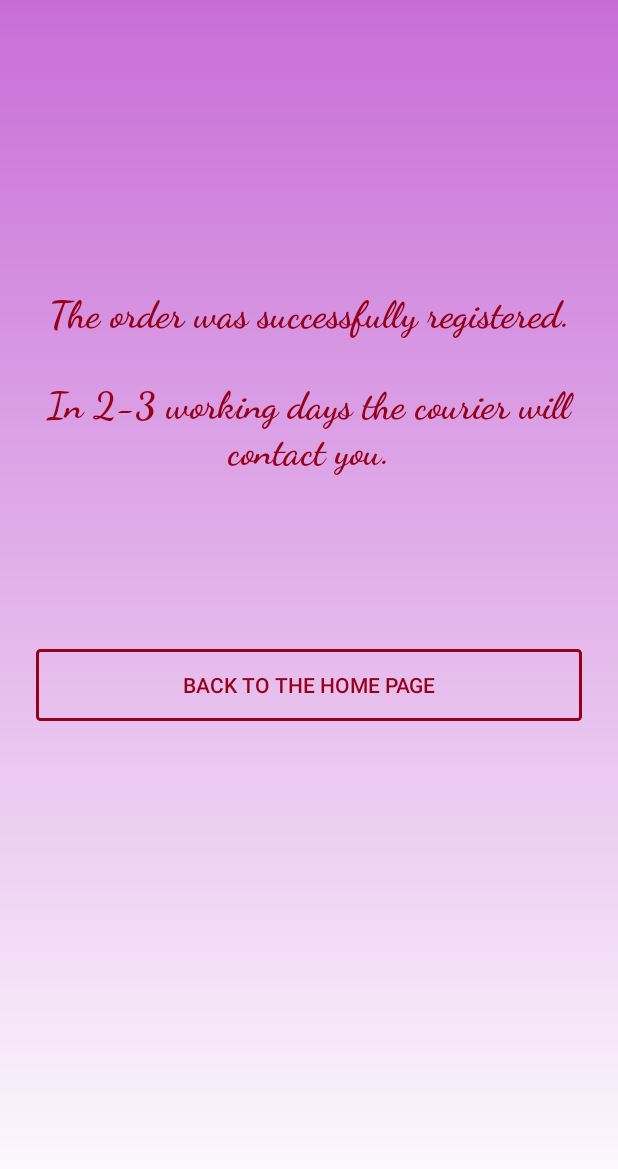
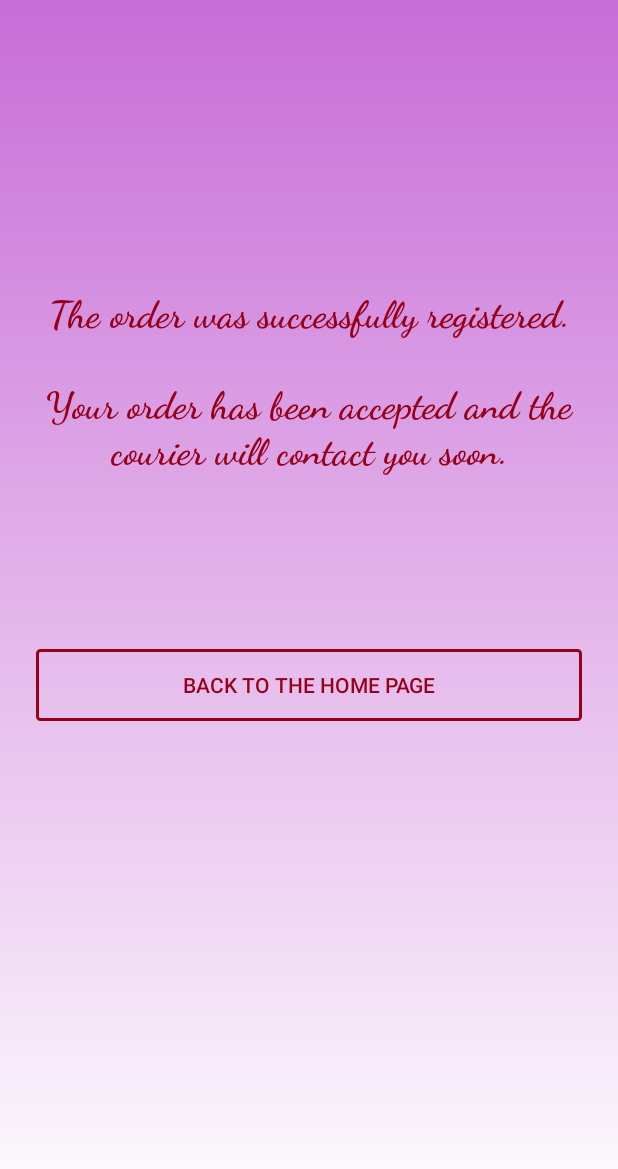
Before and after one commit to stefaniafiriza/Clothes-Ordering-Application, an Android app: the OrderStatusActivity screen opened directly, with no data from a screen before it, on a phone screen of 412 x 824 dp. Shown: the top 1169 px of the screen. Run offline under Robolectric (Android 15) with nearby library versions, the phone set to English and light mode, and no system bars; our stand-ins replace Volley; 1 statement that could not run was skipped.

Commit message:
Order status COA-87

```diff
--- a/app/src/main/res/values/strings.xml
+++ b/app/src/main/res/values/strings.xml
@@ -91,7 +91,7 @@
     <string name="go_to_the_home_page">GO TO THE HOME PAGE</string>
     <string name="order_status">Order status</string>
     <string name="the_order_was_successfully_registered">The order was successfully registered.</string>
-    <string name="in_2_3_working_days_the_courier_will_contact_you">In 2-3 working days the courier will contact you.</string>
+    <string name="in_2_3_working_days_the_courier_will_contact_you">Your order has been accepted and the courier will contact you soon.</string>
     <string name="back_to_the_home_page">Back to the home page</string>
     <string name="manager_items">Items</string>
     <string name="orders">Orders</string>
@@ -107,5 +107,6 @@
     <string name="go_to_manager_page">MANAGER</string>
     <string name="make_a_new_account">Make a new account</string>
     <string name="go_to_admin_page">ADMIN</string>
+    <string name="approve_order">Please wait for a manager to approve your order.</string>
 
 </resources>
```
Also changed, not shown: app/src/main/java/com/example/clothesorderingapplication/OrderStatusActivity.java (+48 -0 lines).
